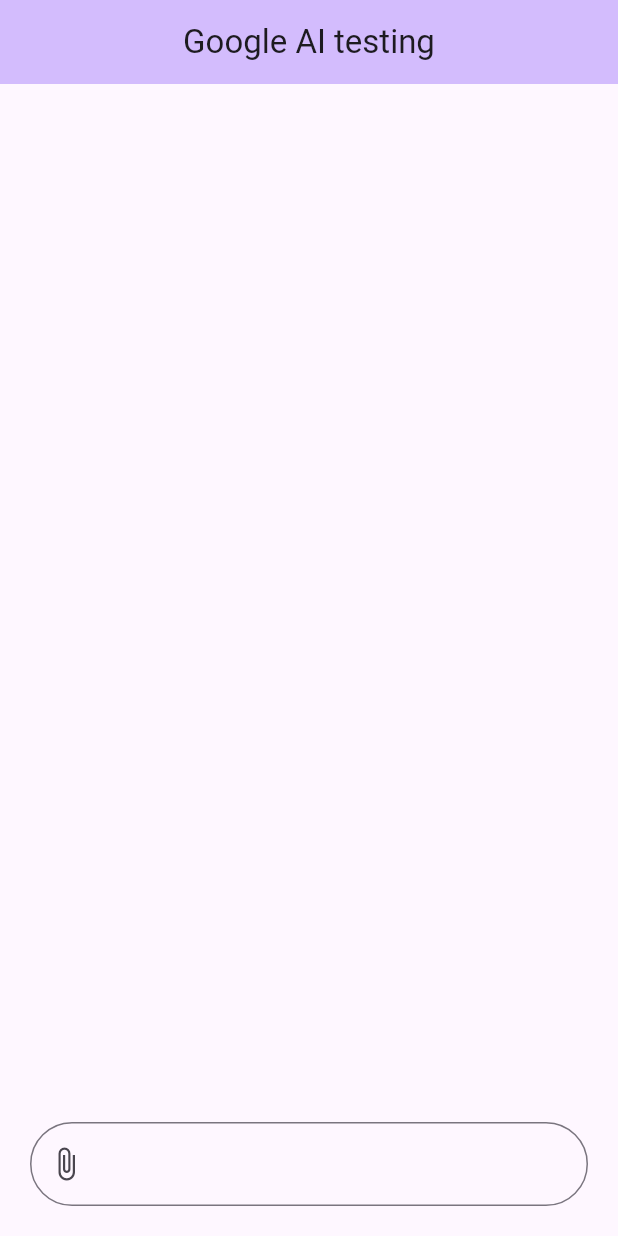
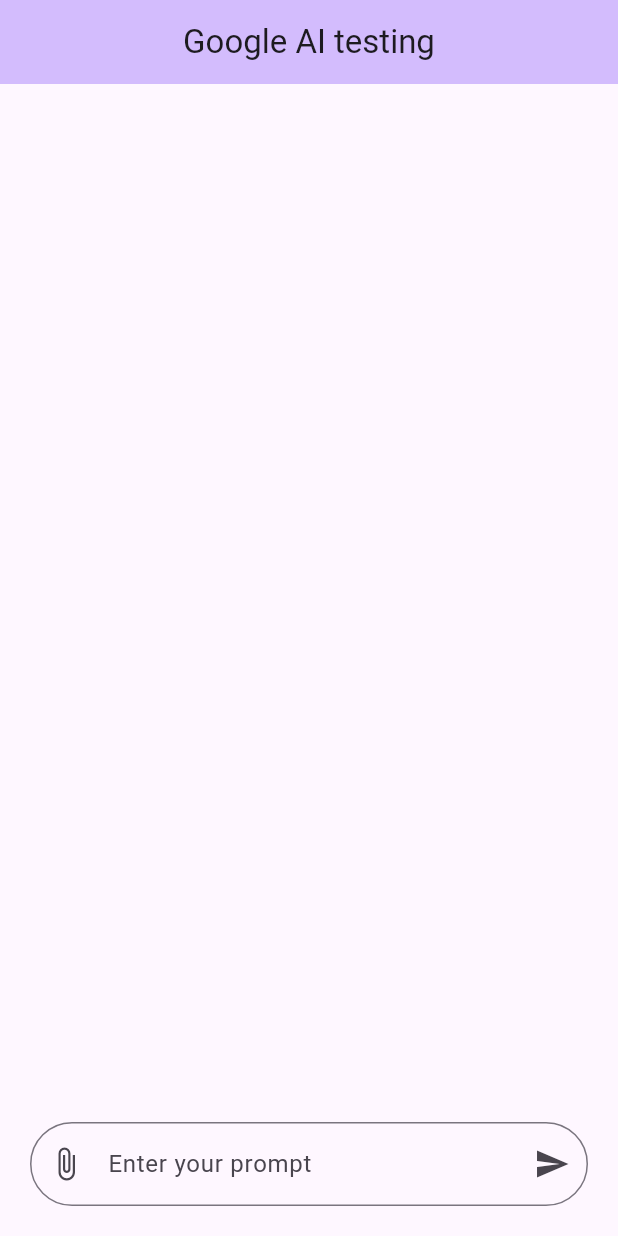
Before and after one commit to chotixity/gen_ai_trial, a Flutter app: the screen it shows after launch, on a phone screen of 412 x 824 dp. Run offline on Flutter 3.47's test engine with Material 3 defaults, Android fonts, the phone set to English and light mode, and no system bars; our stand-ins replace bloc, file_picker, flutter_bloc, freezed_annotation, get_it, injectable.

Commit message:
added styling to the textfield

```diff
--- /dev/null
+++ b/lib/features/file_picker/blocs/pick_files_cubit.dart
@@ -0,0 +1,24 @@
+import 'package:file_picker/file_picker.dart';
+import 'package:freezed_annotation/freezed_annotation.dart';
+import 'package:bloc/bloc.dart';
+import 'package:gen_ai_trial/features/file_picker/file_picker.dart';
+
+part 'pick_files_cubit.freezed.dart';
+part 'pick_files_state.dart';
+
+class PickFilesCubit extends Cubit<PickFilesState> {
+  PickFilesCubit({required FilePickerHelper filePickerHelper})
+      : _filePickerHelper = filePickerHelper,
+        super(const PickFilesState.initial());
+
+  late final FilePickerHelper _filePickerHelper;
+  Future<void> pickFiles() async {
+    emit(const PickFilesState.loading());
+    try {
+      final pickedFiles = await _filePickerHelper.pickFiles();
+      emit(PickFilesState.loaded(pickedFiles: pickedFiles!));
+    } catch (e) {
+      emit(PickFilesState.error(e.toString()));
+    }
+  }
+}
--- /dev/null
+++ b/lib/features/file_picker/blocs/pick_files_state.dart
@@ -0,0 +1,11 @@
+part of 'pick_files_cubit.dart';
+
+@freezed
+class PickFilesState with _$PickFilesState {
+  const factory PickFilesState.initial() = _Initial;
+  const factory PickFilesState.loading() = _Loading;
+  const factory PickFilesState.loaded({
+    required FilePickerResult pickedFiles,
+  }) = _Loaded;
+  const factory PickFilesState.error(String message) = _Error;
+}
--- a/lib/main.dart
+++ b/lib/main.dart
@@ -1,6 +1,7 @@
 import 'package:flutter/material.dart';
+import 'package:flutter_bloc/flutter_bloc.dart';
 import 'package:gen_ai_trial/di/injectable.dart';
-import 'package:gen_ai_trial/features/file_picker/file_picker.dart';
+import 'package:gen_ai_trial/features/file_picker/blocs/pick_files_cubit.dart';
 
 void main() {
   WidgetsFlutterBinding.ensureInitialized();
@@ -19,7 +20,10 @@
         colorScheme: ColorScheme.fromSeed(seedColor: Colors.deepPurple),
         useMaterial3: true,
       ),
-      home: const MyHomePage(title: 'Google AI testing'),
+      home: BlocProvider(
+        create: (context) => PickFilesCubit(filePickerHelper: getIt()),
+        child: const MyHomePage(title: 'Google AI testing'),
+      ),
     );
   }
 }
@@ -34,7 +38,7 @@
 }
 
 class _MyHomePageState extends State<MyHomePage> {
-  final FilePickerHelper _filepicker = getIt();
+  final TextEditingController _promptController = TextEditingController();
   @override
   Widget build(BuildContext context) {
     return Scaffold(
@@ -49,11 +53,17 @@
           mainAxisAlignment: MainAxisAlignment.end,
           children: [
             TextFormField(
+              controller: _promptController,
+              maxLines: null,
+              textInputAction: TextInputAction.newline,
               decoration: InputDecoration(
+                hintText: 'Enter your prompt',
+                suffixIcon: IconButton(
+                  onPressed: () {},
+                  icon: const Icon(Icons.send),
+                ),
                 prefixIcon: IconButton(
-                  onPressed: () {
-                    _filepicker.pickFiles();
-                  },
+                  onPressed: () => context.read<PickFilesCubit>().pickFiles(),
                   icon: const Icon(Icons.attach_file),
                 ),
                 border:
--- a/pubspec.yaml
+++ b/pubspec.yaml
@@ -40,6 +40,9 @@
   record: ^5.1.2
   injectable: ^2.4.4
   get_it: ^7.7.0
+  freezed_annotation: ^2.4.4
+  bloc: ^8.1.4
+  flutter_bloc: ^8.1.6
 
 dev_dependencies:
   flutter_test:
@@ -53,6 +56,7 @@
   flutter_lints: ^4.0.0
   injectable_generator: ^2.6.2
   build_runner: ^2.4.12
+  freezed: ^2.5.7
 
 # For information on the generic Dart part of this file, see the
 # following page: https://dart.dev/tools/pub/pubspec
```
Also changed, not shown: lib/features/file_picker/blocs/pick_files_cubit.freezed.dart (added), pubspec.lock.
